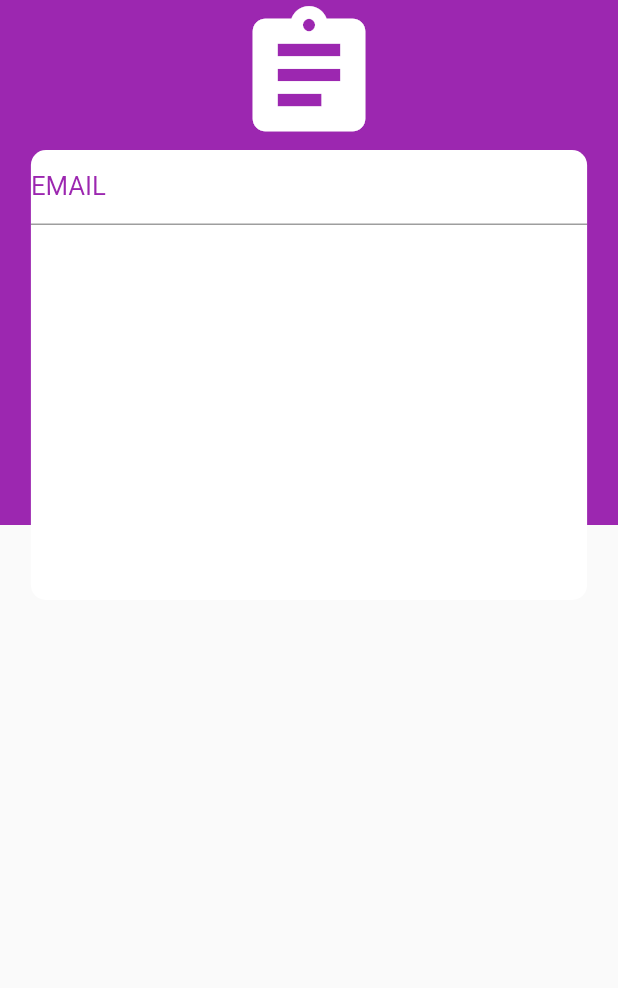
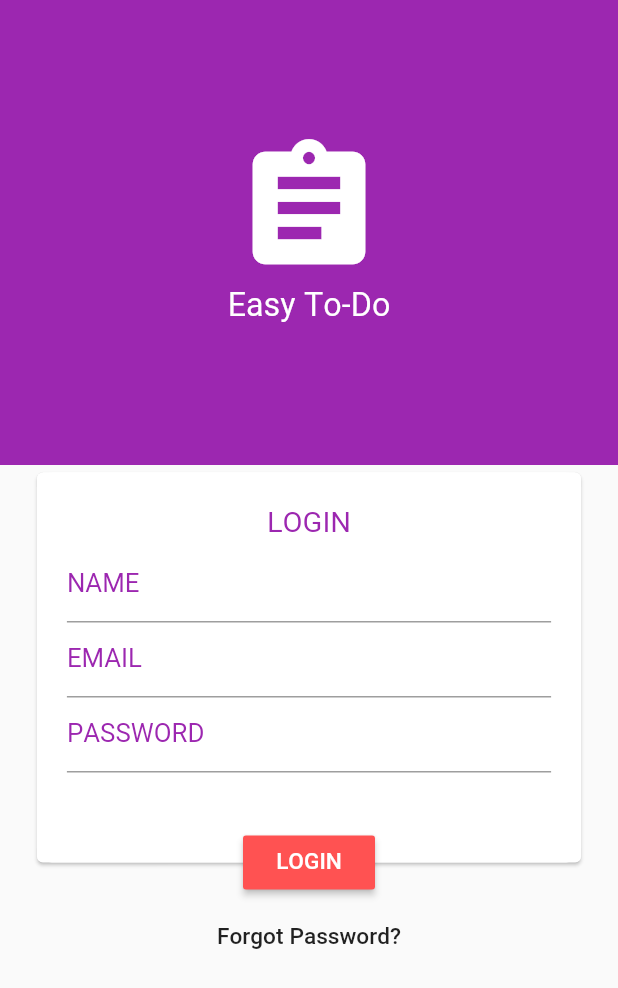
Before and after one commit to Mohammad-Alavi/To-Do-Flutter, a Flutter app: the screen it shows after launch, on a phone screen of 412 x 824 dp. Shown: the top 988 px of the screen. Run offline on Flutter 3.47's test engine with Material 2 defaults, Android fonts, the phone set to English and light mode, and no system bars; our stand-ins replace bloc, dartz, equatable.

Commit message:
Implement Login page UI

```diff
--- a/lib/src/features/task/presentation/pages/login.dart
+++ b/lib/src/features/task/presentation/pages/login.dart
@@ -10,13 +10,17 @@ class _LoginPageState extends State<LoginPage> {
   Widget build(BuildContext context) {
     double appHeight = MediaQuery.of(context).size.height;
     double statusBarHeight = -MediaQuery.of(context).padding.top;
-    double loginBoxHeight = appHeight - statusBarHeight * 0.4;
+    double availableWidgetSpaceHeight = appHeight - statusBarHeight;
+    double availableWidgetSpaceWidth = MediaQuery.of(context).size.width;
 
     return Scaffold(
-      body: Stack(
+      body: Container(
+        height: availableWidgetSpaceHeight,
+        child: Stack(
+          alignment: AlignmentDirectional.topCenter,
           children: <Widget>[
             Container(
-            height: 350,
+              height: 310,
               color: Theme.of(context).primaryColor,
               child: Column(
                 mainAxisAlignment: MainAxisAlignment.center,
@@ -27,37 +31,92 @@ class _LoginPageState extends State<LoginPage> {
                     size: 100,
                     color: Colors.white,
                   ),
-                Row(
-                  mainAxisAlignment: MainAxisAlignment.center,
+                  Text(
+                    'Easy To-Do',
+                    textAlign: TextAlign.center,
+                    style: (TextStyle(color: Colors.white, fontSize: 20)),
+                  )
+                ],
+              ),
+            ),
+            Positioned(
+              right: availableWidgetSpaceWidth * 0.05,
+              left: availableWidgetSpaceWidth * 0.05,
+              top: availableWidgetSpaceHeight / 2.65,
+              child: Stack(
+                overflow: Overflow.visible,
+                alignment: AlignmentDirectional.bottomCenter,
                 children: <Widget>[
-                    Container(
-                      height: 300,
+                  Card(
+                    child: Container(
+                      height: 260,
                       decoration: BoxDecoration(
                           borderRadius: BorderRadius.circular(10),
                           color: Colors.white),
+                      child: Padding(
+                        padding: const EdgeInsets.all(20.0),
                         child: Form(
                           child: Column(
                             children: <Widget>[
-                            Container(
-                              child: TextFormField(
+                              Center(
+                                child: Text(
+                                  'LOGIN',
+                                  style: TextStyle(
+                                      fontSize: 18,
+                                      color: Theme.of(context).primaryColor),
+                                ),
+                              ),
+                              TextFormField(
+                                decoration: InputDecoration(
+                                    hintText: 'NAME',
+                                    hintStyle: TextStyle(
+                                        color: Theme.of(context).primaryColor)),
+                              ),
+                              TextFormField(
                                 decoration: InputDecoration(
                                     hintText: 'EMAIL',
                                     hintStyle: TextStyle(
                                         color: Theme.of(context).primaryColor)),
                               ),
-                              width: MediaQuery.of(context).size.width * 0.9,
+                              TextFormField(
+                                decoration: InputDecoration(
+                                    hintText: 'PASSWORD',
+                                    hintStyle: TextStyle(
+                                        color: Theme.of(context).primaryColor)),
+                              ),
+                            ],
+                          ),
+                        ),
+                      ),
+                    ),
+                  ),
+                  Positioned(
+                      bottom: -20,
+                      child: RaisedButton(
+                          child: Text(
+                            'LOGIN',
+                            style: TextStyle(color: Colors.white),
+                          ),
+                          color: Colors.redAccent,
+                          onPressed: () {})),
+                  Positioned(
+                    bottom: -70,
+                    child: Row(
+                      mainAxisAlignment: MainAxisAlignment.center,
+                      children: <Widget>[
+                        FlatButton(
+                          child: Text('Forgot Password?'),
+                          onPressed: () {},
                         )
                       ],
                     ),
-                      ),
-                    )
-                  ],
                   )
                 ],
               ),
             ),
           ],
         ),
+      ),
     );
   }
 }
```
Also changed, not shown: pubspec.lock. Lines whose indentation alone changed are shown as unchanged.
